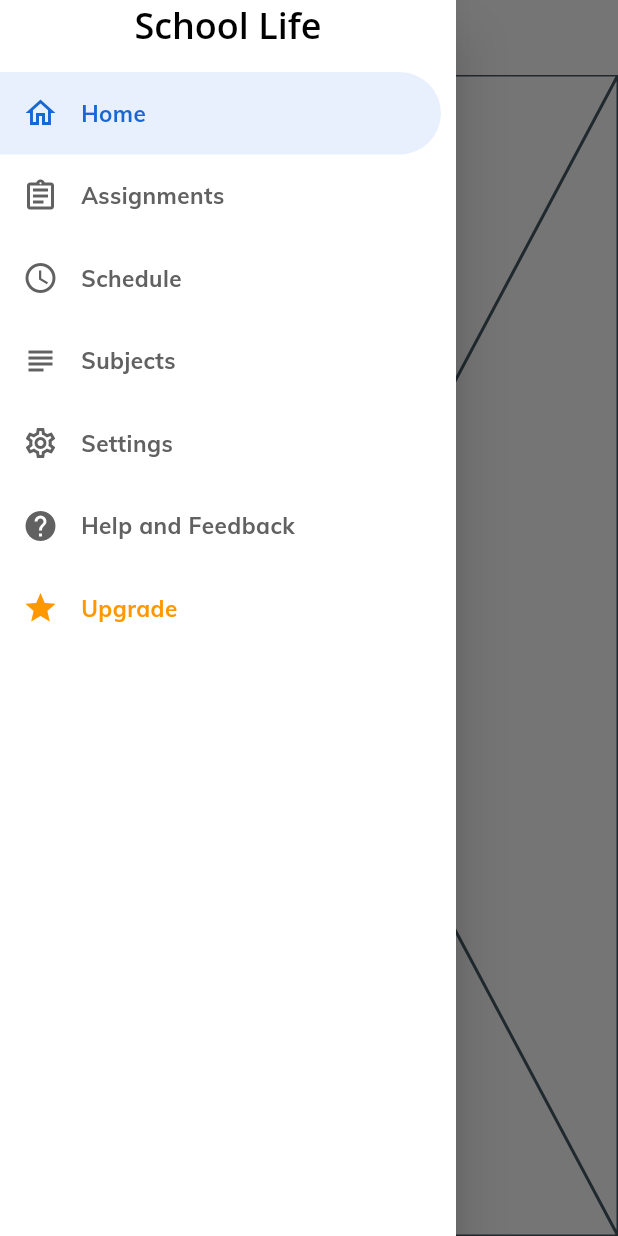
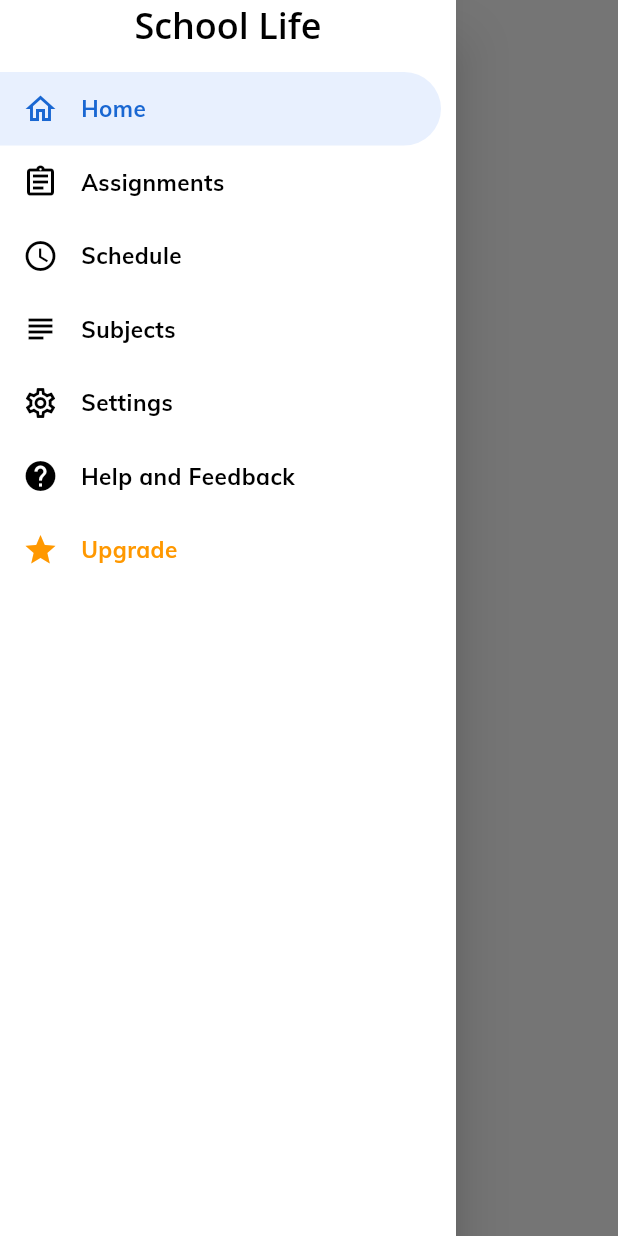
Before and after one commit to Reprevise/school_life, a Flutter app: the screen it shows after launch, with the side drawer open, on a phone screen of 412 x 824 dp. Run offline on Flutter 3.47's test engine with Material 2 defaults, Android fonts, the phone set to English and light mode, and no system bars; our stand-ins replace datetime_picker_formfield, dynamic_theme, flutter_bloc, flutter_colorpicker, outline_material_icons, shared_preferences and 2 more; missing offline and left inert: flutter_form_bloc, flutter_statusbarcolor, form_bloc; accounts and stored records are empty.

Commit message:
deleted old widget and appropriately updated

```diff
--- a/lib/app.dart
+++ b/lib/app.dart
@@ -49,25 +49,17 @@ class App extends StatelessWidget {
   @override
   Widget build(BuildContext context) {
     SystemChrome.setPreferredOrientations(
-        [DeviceOrientation.portraitUp, DeviceOrientation.portraitDown]);
-    return DynamicTheme(
-        defaultBrightness: Brightness.light,
-        data: (brightness) {
-          ThemeService.updateColorsFromBrightness(brightness);
-          if (brightness == Brightness.light) {
-            return Themes.lightTheme;
-          }
-          return Themes.darkTheme;
-        },
-        themedWidgetBuilder: (context, currentTheme) {
+      [DeviceOrientation.portraitUp, DeviceOrientation.portraitDown],
+    );
+
     return MaterialApp(
       initialRoute: '/',
       routes: routes,
-            theme: currentTheme,
+      theme: Themes.lightTheme,
+      darkTheme: Themes.darkTheme,
       navigatorObservers: [CustomRouteObserver()],
       debugShowCheckedModeBanner: false,
       title: 'School Life',
     );
-        });
   }
 }
--- a/lib/theme/themes.dart
+++ b/lib/theme/themes.dart
@@ -141,7 +141,7 @@ class Themes {
         fontSize: 21.0,
         fontFamily: "Muli",
         fontWeight: FontWeight.w700,
-        color: Colors.black,
+        color: Colors.white,
       ),
       display3: TextStyle(
         fontSize: 24.0,
--- a/lib/ui/home/home.dart
+++ b/lib/ui/home/home.dart
@@ -1,13 +1,14 @@
 import 'package:flutter/material.dart';
-import 'package:school_life/widgets/scaffold/custom_scaffold.dart';
+import 'package:school_life/widgets/appbar/custom_appbar.dart';
+import 'package:school_life/widgets/drawer/custom_drawer.dart';
 
 class HomePage extends StatelessWidget {
   @override
   Widget build(BuildContext context) {
-    print("home is rebuilding1");
-    return CustomScaffold(
-      appBarTitle: "Home",
-      scaffoldBody: Placeholder(),
+    return Scaffold(
+      appBar: CustomAppBar(title: "Home"),
+      drawer: CustomDrawer(),
+      body: Container(),
     );
   }
 }
--- a/lib/widgets/drawer/custom_drawer.dart
+++ b/lib/widgets/drawer/custom_drawer.dart
@@ -6,16 +6,10 @@ import 'package:school_life/widgets/drawer/widgets/custom_list_tile.dart';
 
 int _selectedIndex = 0;
 
-class CustomDrawer extends StatefulWidget {
+class CustomDrawer extends StatelessWidget {
   int get selectedIndex => _selectedIndex;
   set selectedIndex(int newIndex) => _selectedIndex = newIndex;
   final List<String> appRoutes = App.routes.keys.toList();
-
-  @override
-  _CustomDrawerState createState() => _CustomDrawerState();
-}
-
-class _CustomDrawerState extends State<CustomDrawer> {
   final List<DrawerItem> _drawerItems = [
     DrawerItem(
       title: "Home",
@@ -47,42 +41,14 @@ class _CustomDrawerState extends State<CustomDrawer> {
       color: Colors.orange,
     ),
   ];
-  List<Widget> drawerOptions = [];
 
-  @override
-  void initState() {
-    super.initState();
-    _populateDrawerOptions();
-  }
-
-  void _populateDrawerOptions() {
-    for (var d in _drawerItems) {
-      var i = _drawerItems.indexOf(d);
-      drawerOptions.add(CustomListTile(
-        icon: d.icon,
-        topContainerColor:
-            _selectedIndex == i ? Color(0xffe8f0fe) : Colors.transparent,
-        iconColor: _selectedIndex == i
-            ? Color(0xff1967d2)
-            : d.color != null ? d.color : Colors.grey[700],
-        onTap: () => _onSelectItem(i),
-        text: d.title,
-        textColor: _selectedIndex == i
-            ? Color(0xff1967d2)
-            : d.color != null ? d.color : Colors.grey[700],
-      ));
-    }
-  }
-
-  void _onSelectItem(int index) {
+  void _onSelectItem(BuildContext context, int index) {
     if (_selectedIndex == index) {
       Navigator.of(context).pop();
       return;
     }
     _selectedIndex = index;
-    Navigator.of(context).pushReplacementNamed(
-      widget.appRoutes[index],
-    );
+    Navigator.of(context).pushReplacementNamed(appRoutes[index]);
   }
 
   final Widget drawerHeader = SafeArea(
@@ -95,6 +61,12 @@ class _CustomDrawerState extends State<CustomDrawer> {
     ),
   );
 
+  Color _getItemColor(BuildContext context, int currentIndex, Color itemColor) {
+    if (_selectedIndex == currentIndex) return Color(0xff1967d2);
+    if (itemColor != null) return itemColor;
+    return Theme.of(context).textTheme.body1.color;
+  }
+
   @override
   Widget build(BuildContext context) {
     final Color drawerColor = Theme.of(context).primaryColor;
@@ -105,10 +77,23 @@ class _CustomDrawerState extends State<CustomDrawer> {
           mainAxisSize: MainAxisSize.max,
           children: <Widget>[
             drawerHeader,
-            ListView(
+            ListView.builder(
+              itemCount: _drawerItems.length,
               padding: const EdgeInsets.only(top: 15, right: 10),
               shrinkWrap: true,
-              children: drawerOptions,
+              itemBuilder: (context, i) {
+                DrawerItem d = _drawerItems[i];
+                return CustomListTile(
+                  icon: d.icon,
+                  topContainerColor: _selectedIndex == i
+                      ? Color(0xffe8f0fe)
+                      : Colors.transparent,
+                  iconColor: _getItemColor(context, i, d.color),
+                  onTap: () => _onSelectItem(context, i),
+                  text: d.title,
+                  textColor: _getItemColor(context, i, d.color),
+                );
+              },
             ),
           ],
         ),
--- a/lib/widgets/drawer/widgets/custom_list_tile.dart
+++ b/lib/widgets/drawer/widgets/custom_list_tile.dart
@@ -13,13 +13,12 @@ class CustomListTile extends StatelessWidget {
     @required this.text,
     @required this.onTap,
     @required this.topContainerColor,
-    this.iconColor = Colors.white,
-    this.textColor = Colors.white,
+    @required this.iconColor,
+    @required this.textColor,
   });
 
   @override
   Widget build(BuildContext context) {
-    print("custom list tile rebuilding");
     const Radius circularRadius = const Radius.circular(50);
     const BorderRadius roundBorderRadius = const BorderRadius.only(
       topRight: circularRadius,
@@ -29,7 +28,6 @@ class CustomListTile extends StatelessWidget {
       borderRadius: roundBorderRadius,
       onTap: onTap,
       child: Container(
-        height: 55,
         decoration: BoxDecoration(
           color: topContainerColor,
           borderRadius: roundBorderRadius,
@@ -37,11 +35,9 @@ class CustomListTile extends StatelessWidget {
         child: Padding(
           padding: const EdgeInsets.only(left: 15),
           child: Row(
+            crossAxisAlignment: CrossAxisAlignment.center,
             children: <Widget>[
-              Icon(
-                icon,
-                color: iconColor,
-              ),
+              Icon(icon, color: iconColor),
               Padding(
                 padding: const EdgeInsets.all(15.0),
                 child: Text(
--- a/lib/widgets/scaffold/custom_scaffold.dart
+++ /dev/null
@@ -1,37 +0,0 @@
-import 'package:flutter/material.dart';
-import 'package:school_life/widgets/appbar/custom_appbar.dart';
-import 'package:school_life/widgets/drawer/custom_drawer.dart';
-
-class CustomScaffold extends StatelessWidget {
-  final List<Widget> appBarActions;
-  final String appBarTitle;
-  final Widget appBarLeading;
-  final Widget scaffoldBody;
-  final Widget fab;
-  final FloatingActionButtonLocation fabLocation;
-
-  CustomScaffold({
-    Key key,
-    this.appBarActions,
-    this.appBarLeading,
-    @required this.appBarTitle,
-    @required this.scaffoldBody,
-    this.fab,
-    this.fabLocation,
-  }) : super(key: key);
-
-  @override
-  Widget build(BuildContext context) {
-    return Scaffold(
-      appBar: CustomAppBar(
-        title: appBarTitle,
-        actions: appBarActions,
-        leading: appBarLeading,
-      ),
-      drawer: CustomDrawer(),
-      body: scaffoldBody,
-      floatingActionButton: fab,
-      floatingActionButtonLocation: fabLocation,
-    );
-  }
-}
```
Also changed, not shown: lib/ui/assignments/assignments.dart (+11 -7 lines), lib/ui/forms/add_assignnment/add_assignment.dart (+13 -7 lines), lib/ui/forms/add_subject/add_subject.dart (+11 -7 lines), lib/ui/help_feedback/help_feedback.dart (+6 -5 lines), lib/ui/schedule/schedule.dart (+9 -5 lines), lib/ui/settings/settings.dart (+14 -9 lines), lib/ui/subjects/subjects.dart (+13 -9 lines), lib/ui/upgrade/upgrade.dart (+6 -5 lines), pubspec.lock, 1 other file. Lines whose indentation alone changed are shown as unchanged.
